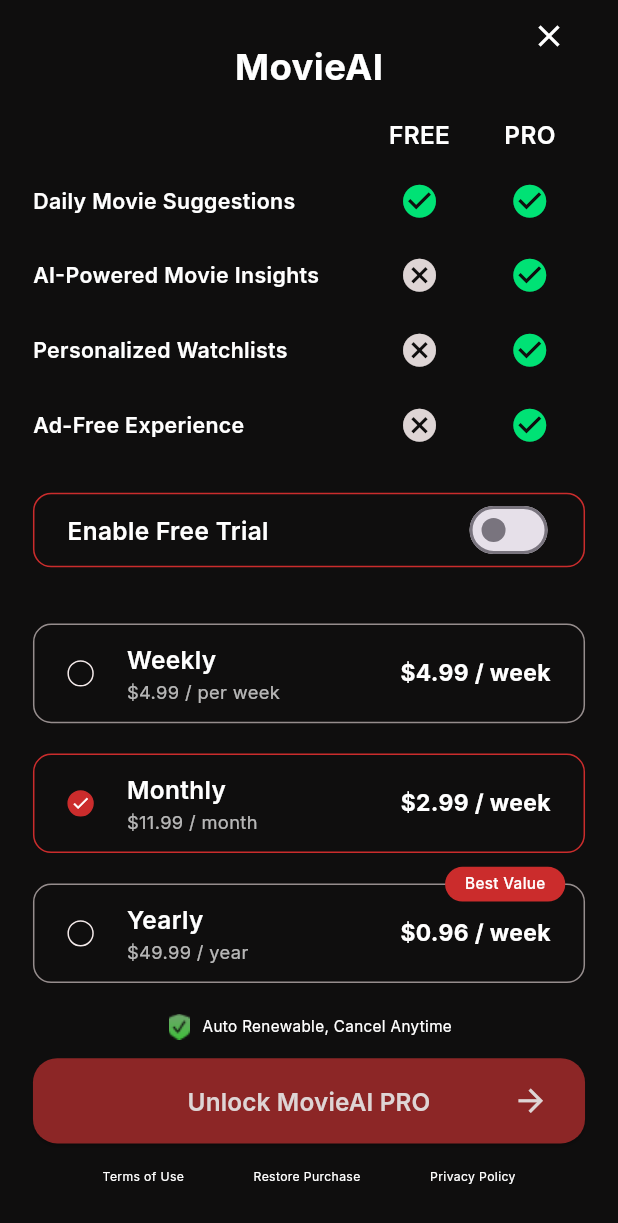
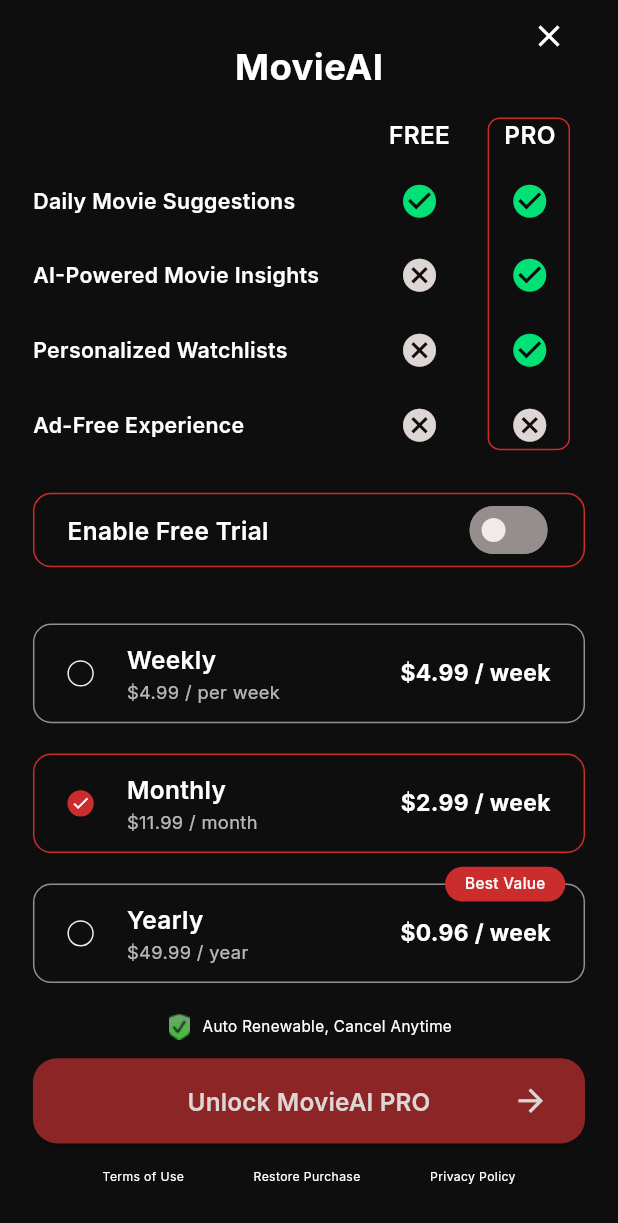
Before and after one commit to melihcakmak64/BobyAI-MovieApp, a Flutter app: the PaywallScreen screen opened by its route, on a phone screen of 412 x 824 dp. Shown: the top 1223 px of the screen. Run offline on Flutter 3.47's test engine with Material 3 defaults, Android fonts, the phone set to English and light mode, and no system bars; our stand-ins replace auto_route, cached_network_image, dio, flutter_dotenv, flutter_mobx, flutter_screenutil and 2 more; generated files the repository leaves out were written again; network calls fail.

Commit message:
button pulse animation added,ui refactoring,dto and mapper update for paywall

```diff
--- a/lib/core/theme/app_theme.dart
+++ b/lib/core/theme/app_theme.dart
@@ -2,8 +2,26 @@
 import 'package:movie_app_task/core/theme/app_colors.dart';
 
 final ThemeData appTheme = ThemeData(
-  scaffoldBackgroundColor: AppColors.black,
+  scaffoldBackgroundColor: const Color.fromRGBO(15, 14, 14, 1),
   fontFamily: "Inter",
+  switchTheme: SwitchThemeData(
+    thumbColor: WidgetStateProperty.resolveWith<Color>((states) {
+      return AppColors.white;
+    }),
+
+    trackColor: WidgetStateProperty.resolveWith<Color>((states) {
+      if (states.contains(WidgetState.selected)) {
+        return AppColors.green;
+      }
+      return AppColors.grayDark;
+    }),
+    trackOutlineColor: WidgetStateProperty.resolveWith<Color>((states) {
+      if (states.contains(WidgetState.selected)) {
+        return AppColors.green;
+      }
+      return AppColors.grayDark;
+    }),
+  ),
   textTheme: const TextTheme(
     displayLarge: TextStyle(color: Colors.white),
     displayMedium: TextStyle(color: Colors.white),
--- /dev/null
+++ b/lib/core/widgets/animations/pulse_animation_wrapper.dart
@@ -0,0 +1,72 @@
+import 'package:flutter/material.dart';
+
+class PulseAnimation extends StatefulWidget {
+  final Widget child;
+  final bool isActive;
+  final double pulseScale; // Ne kadar genişlesin? (Örn: 1.08)
+  final Duration duration;
+
+  const PulseAnimation({
+    super.key,
+    required this.child,
+    required this.isActive,
+    this.pulseScale = 1.08,
+    this.duration = const Duration(milliseconds: 500),
+  });
+
+  @override
+  State<PulseAnimation> createState() => _PulseAnimationState();
+}
+
+class _PulseAnimationState extends State<PulseAnimation>
+    with SingleTickerProviderStateMixin {
+  late AnimationController _controller;
+  late Animation<double> _scaleX;
+
+  @override
+  void initState() {
+    super.initState();
+    _controller = AnimationController(vsync: this, duration: widget.duration);
+
+    _scaleX = Tween<double>(
+      begin: 1.0,
+      end: widget.pulseScale,
+    ).animate(CurvedAnimation(parent: _controller, curve: Curves.easeInOut));
+
+    if (widget.isActive) {
+      _controller.repeat(reverse: true);
+    }
+  }
+
+  @override
+  void didUpdateWidget(PulseAnimation oldWidget) {
+    super.didUpdateWidget(oldWidget);
+    if (widget.isActive && !oldWidget.isActive) {
+      _controller.repeat(reverse: true);
+    } else if (!widget.isActive && oldWidget.isActive) {
+      _controller.reverse(); // Durdururken başlangıç boyutuna döner
+    }
+  }
+
+  @override
+  void dispose() {
+    _controller.dispose();
+    super.dispose();
+  }
+
+  @override
+  Widget build(BuildContext context) {
+    return AnimatedBuilder(
+      animation: _scaleX,
+      builder: (context, child) {
+        return Transform(
+          alignment: Alignment.center,
+          // Sadece X (genişlik) değişir, Y (yükseklik) 1.0'da sabit kalır
+          transform: Matrix4.diagonal3Values(_scaleX.value, 1.0, 1.0),
+          child: child,
+        );
+      },
+      child: widget.child,
+    );
+  }
+}
--- a/lib/domain/mapper/subcription_plan_mapper.dart
+++ b/lib/domain/mapper/subcription_plan_mapper.dart
@@ -9,6 +9,7 @@
       subtitle: subtitle,
       price: price,
       badge: badge,
+      featureIds: featureIds,
     );
   }
 }
--- a/lib/presentation/view/payment/variant_a_screen.dart
+++ b/lib/presentation/view/payment/variant_a_screen.dart
@@ -5,6 +5,7 @@
 import 'package:movie_app_task/core/constants/image_paths.dart';
 import 'package:movie_app_task/core/helpers/image_helper.dart';
 import 'package:movie_app_task/core/theme/app_colors.dart';
+import 'package:movie_app_task/core/widgets/animations/pulse_animation_wrapper.dart';
 import 'package:movie_app_task/core/widgets/custom_button.dart';
 import 'package:movie_app_task/presentation/view/payment/widgets/pricing_card_widget.dart';
 import 'package:movie_app_task/presentation/viewmodel/paywall_view_model.dart';
@@ -42,6 +43,8 @@
                 16.verticalSpace,
 
                 // Table Container
+                Stack(
+                  children: [
                     Column(
                       spacing: 16.h,
                       children: [
@@ -74,11 +77,33 @@
                             ),
                           ],
                         ),
-
-                    _buildFeatureRow("Daily Movie Suggestions", true, true),
-                    _buildFeatureRow("AI-Powered Movie Insights", false, true),
-                    _buildFeatureRow("Personalized Watchlists", false, true),
-                    _buildFeatureRow("Ad-Free Experience", false, true),
+                        Observer(
+                          builder: (_) => Column(
+                            spacing: 16.h,
+                            children: viewModel.allFeatures.map((feature) {
+                              return _buildFeatureRow(
+                                feature.name,
+                                feature.isAvailableInFree,
+                                viewModel.isFeatureActive(feature.id),
+                              );
+                            }).toList(),
+                          ),
+                        ),
+                      ],
+                    ),
+                    Positioned(
+                      top: 0,
+                      bottom: 0,
+                      right: 10,
+                      child: Container(
+                        decoration: BoxDecoration(
+                          borderRadius: BorderRadius.circular(8.r),
+                          border: BoxBorder.all(color: AppColors.redLight),
+                          color: Colors.transparent,
+                        ),
+                        width: 50.w,
+                      ),
+                    ),
                   ],
                 ),
 
@@ -111,7 +136,6 @@
                           child: Switch(
                             value: viewModel.isFreeTrialEnabled,
                             onChanged: (val) => viewModel.toggleFreeTrial(val),
-                            activeThumbColor: AppColors.redLight,
                           ),
                         ),
                       ),
@@ -160,16 +184,19 @@
                 SizedBox(height: 12.h),
                 Observer(
                   builder: (_) {
-                    return CustomButton(
+                    return PulseAnimation(
+                      isActive: viewModel.isFreeTrialEnabled,
+                      child: CustomButton(
                         text: viewModel.isFreeTrialEnabled
                             ? "3 Days Free\nNo Payment Now"
                             : "Unlock MovieAI PRO",
                         onPressed: () => viewModel.purchaseSubscription(),
                         trailingIcon: Icons.arrow_forward,
+                      ),
                     );
                   },
                 ),
-                SizedBox(height: 16.h),
+                16.verticalSpace,
 
                 // Footer Links
                 Row(
```
Also changed, not shown: lib/data/dtos/app_feature_dto.dart (added, +19 -0 lines), lib/data/dtos/susbcription_plan_dto.dart (+8 -5 lines), lib/data/repository/subscription_repository.dart (added, +51 -0 lines), lib/domain/mapper/app_feature_mapper.dart (added, +8 -0 lines), lib/domain/model/subscription_model.dart (+14 -0 lines), lib/presentation/viewmodel/paywall_view_model.dart (+31 -31 lines), lib/presentation/viewmodel/paywall_view_model.g.dart, lib/routes/app_router.gr.dart. Lines whose indentation alone changed are shown as unchanged.
